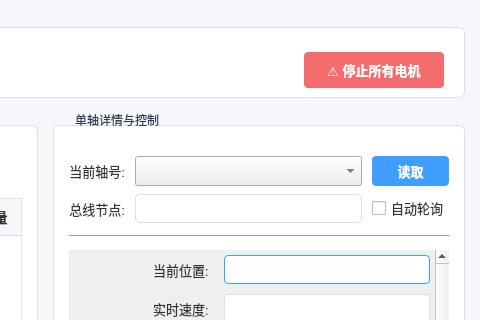
Qt form forms/ControlPage.ui (Huier-git/Drill2tool) before a commit; both pictures show x 800 to 1280 and y 0 to 320 of the 1280 by 850 pixel window.
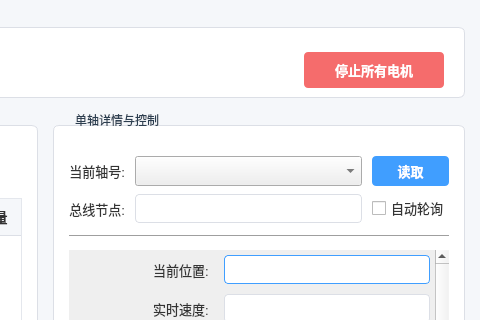
The same form after that commit.

```diff
--- a/forms/ControlPage.ui
+++ b/forms/ControlPage.ui
@@ -244,12 +244,12 @@
           <height>36</height>
          </size>
         </property>
-        <property name="text">
-         <string>⚠ 停止所有电机</string>
-        </property>
         <property name="cursor">
          <cursorShape>PointingHandCursor</cursorShape>
         </property>
+        <property name="text">
+         <string>停止所有电机</string>
+        </property>
        </widget>
       </item>
      </layout>
```
Left out of the diff: 102 changed lines with no effect on the pictures.
